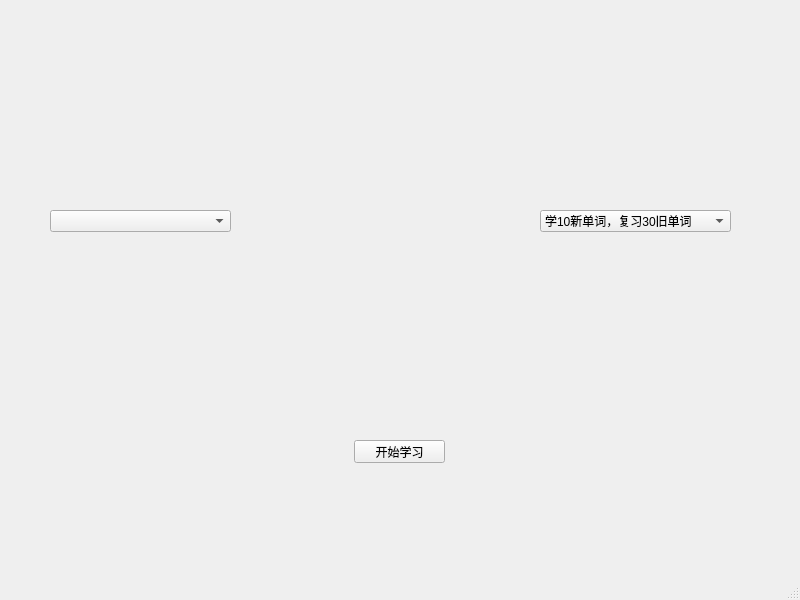
Before: the Qt Designer form mainwindow.ui in Chacioc/The-Word-Cut, drawn with Qt 5.
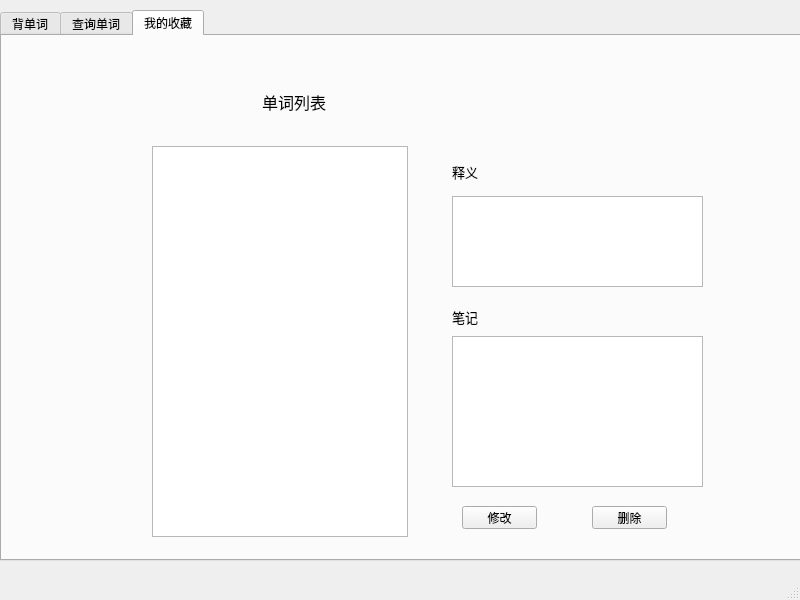
After: the same form once the commit is applied. Icons and pictures are not drawn.

Patch:
```diff
--- a/mainwindow.ui
+++ b/mainwindow.ui
@@ -27,63 +27,374 @@
      <number>0</number>
     </property>
     <widget class="QWidget" name="page">
-     <widget class="QComboBox" name="comboBox">
-      <property name="geometry">
-       <rect>
-        <x>50</x>
-        <y>210</y>
-        <width>181</width>
-        <height>22</height>
-       </rect>
+     <widget class="QTabWidget" name="tabWidget">
+      <property name="enabled">
+       <bool>true</bool>
       </property>
-     </widget>
-     <widget class="QComboBox" name="comboBox_2">
       <property name="geometry">
        <rect>
-        <x>540</x>
-        <y>210</y>
-        <width>191</width>
-        <height>22</height>
+        <x>0</x>
+        <y>10</y>
+        <width>801</width>
+        <height>551</height>
        </rect>
       </property>
-      <item>
-       <property name="text">
-        <string>学10新单词，复习30旧单词</string>
-       </property>
-      </item>
-      <item>
-       <property name="text">
-        <string>学20新单词，复习60旧单词</string>
-       </property>
-      </item>
-      <item>
-       <property name="text">
-        <string>学30新单词，复习90旧单词</string>
-       </property>
-      </item>
-      <item>
-       <property name="text">
-        <string>学40新单词，复习120旧单词</string>
-       </property>
-      </item>
-      <item>
-       <property name="text">
-        <string>学50新单词，复习150旧单词</string>
-       </property>
-      </item>
-     </widget>
-     <widget class="QPushButton" name="pushButton_3">
-      <property name="geometry">
-       <rect>
-        <x>354</x>
-        <y>440</y>
-        <width>91</width>
-        <height>23</height>
-       </rect>
+      <property name="currentIndex">
+       <number>2</number>
       </property>
-      <property name="text">
-       <string>开始学习</string>
-      </property>
+      <widget class="QWidget" name="tab_1">
+       <attribute name="title">
+        <string>背单词</string>
+       </attribute>
+       <widget class="QComboBox" name="comboBox">
+        <property name="geometry">
+         <rect>
+          <x>400</x>
+          <y>300</y>
+          <width>181</width>
+          <height>22</height>
+         </rect>
+        </property>
+       </widget>
+       <widget class="QComboBox" name="comboBox_2">
+        <property name="geometry">
+         <rect>
+          <x>400</x>
+          <y>340</y>
+          <width>191</width>
+          <height>22</height>
+         </rect>
+        </property>
+        <item>
+         <property name="text">
+          <string>学10新单词，复习30旧单词</string>
+         </property>
+        </item>
+        <item>
+         <property name="text">
+          <string>学20新单词，复习60旧单词</string>
+         </property>
+        </item>
+        <item>
+         <property name="text">
+          <string>学30新单词，复习90旧单词</string>
+         </property>
+        </item>
+        <item>
+         <property name="text">
+          <string>学40新单词，复习120旧单词</string>
+         </property>
+        </item>
+        <item>
+         <property name="text">
+          <string>学50新单词，复习150旧单词</string>
+         </property>
+        </item>
+       </widget>
+       <widget class="QPushButton" name="pushButton_3">
+        <property name="geometry">
+         <rect>
+          <x>200</x>
+          <y>110</y>
+          <width>181</width>
+          <height>251</height>
+         </rect>
+        </property>
+        <property name="font">
+         <font>
+          <family>微软雅黑</family>
+          <pointsize>24</pointsize>
+          <weight>75</weight>
+          <bold>true</bold>
+         </font>
+        </property>
+        <property name="text">
+         <string>背单词</string>
+        </property>
+       </widget>
+       <widget class="QPushButton" name="pushButton_6">
+        <property name="geometry">
+         <rect>
+          <x>410</x>
+          <y>250</y>
+          <width>141</width>
+          <height>41</height>
+         </rect>
+        </property>
+        <property name="font">
+         <font>
+          <family>微软雅黑</family>
+          <pointsize>10</pointsize>
+          <weight>75</weight>
+          <bold>true</bold>
+         </font>
+        </property>
+        <property name="text">
+         <string>查看词库</string>
+        </property>
+       </widget>
+       <widget class="QLabel" name="label_11">
+        <property name="geometry">
+         <rect>
+          <x>410</x>
+          <y>110</y>
+          <width>131</width>
+          <height>131</height>
+         </rect>
+        </property>
+        <property name="styleSheet">
+         <string notr="true">border-image: url(:/new/prefix1/pic.png);</string>
+        </property>
+        <property name="text">
+         <string/>
+        </property>
+       </widget>
+      </widget>
+      <widget class="QWidget" name="tab_2">
+       <attribute name="title">
+        <string>查询单词</string>
+       </attribute>
+       <widget class="QTextBrowser" name="textBrowser_4">
+        <property name="geometry">
+         <rect>
+          <x>450</x>
+          <y>200</y>
+          <width>256</width>
+          <height>192</height>
+         </rect>
+        </property>
+       </widget>
+       <widget class="QTextEdit" name="textEdit">
+        <property name="geometry">
+         <rect>
+          <x>150</x>
+          <y>270</y>
+          <width>201</width>
+          <height>41</height>
+         </rect>
+        </property>
+       </widget>
+       <widget class="QPushButton" name="pushButton_5">
+        <property name="geometry">
+         <rect>
+          <x>160</x>
+          <y>330</y>
+          <width>93</width>
+          <height>28</height>
+         </rect>
+        </property>
+        <property name="font">
+         <font>
+          <family>微软雅黑</family>
+          <pointsize>10</pointsize>
+          <weight>75</weight>
+          <bold>true</bold>
+         </font>
+        </property>
+        <property name="text">
+         <string>查询</string>
+        </property>
+       </widget>
+       <widget class="QLabel" name="label">
+        <property name="geometry">
+         <rect>
+          <x>160</x>
+          <y>220</y>
+          <width>131</width>
+          <height>31</height>
+         </rect>
+        </property>
+        <property name="font">
+         <font>
+          <family>微软雅黑</family>
+          <pointsize>15</pointsize>
+         </font>
+        </property>
+        <property name="text">
+         <string>查找单词</string>
+        </property>
+       </widget>
+       <widget class="QLabel" name="label_6">
+        <property name="geometry">
+         <rect>
+          <x>450</x>
+          <y>150</y>
+          <width>61</width>
+          <height>41</height>
+         </rect>
+        </property>
+        <property name="font">
+         <font>
+          <family>微软雅黑</family>
+          <pointsize>14</pointsize>
+         </font>
+        </property>
+        <property name="text">
+         <string>释义</string>
+        </property>
+       </widget>
+       <widget class="QLabel" name="label_16">
+        <property name="geometry">
+         <rect>
+          <x>150</x>
+          <y>60</y>
+          <width>131</width>
+          <height>131</height>
+         </rect>
+        </property>
+        <property name="styleSheet">
+         <string notr="true">border-image: url(:/new/prefix1/pic.png);</string>
+        </property>
+        <property name="text">
+         <string/>
+        </property>
+       </widget>
+      </widget>
+      <widget class="QWidget" name="tab">
+       <attribute name="title">
+        <string>我的收藏</string>
+       </attribute>
+       <widget class="QLabel" name="label_7">
+        <property name="geometry">
+         <rect>
+          <x>260</x>
+          <y>50</y>
+          <width>101</width>
+          <height>31</height>
+         </rect>
+        </property>
+        <property name="font">
+         <font>
+          <family>微软雅黑</family>
+          <pointsize>12</pointsize>
+         </font>
+        </property>
+        <property name="text">
+         <string>单词列表</string>
+        </property>
+       </widget>
+       <widget class="QLabel" name="label_8">
+        <property name="geometry">
+         <rect>
+          <x>450</x>
+          <y>120</y>
+          <width>61</width>
+          <height>31</height>
+         </rect>
+        </property>
+        <property name="font">
+         <font>
+          <family>微软雅黑</family>
+          <pointsize>10</pointsize>
+         </font>
+        </property>
+        <property name="text">
+         <string>释义</string>
+        </property>
+       </widget>
+       <widget class="QLabel" name="label_9">
+        <property name="geometry">
+         <rect>
+          <x>450</x>
+          <y>260</y>
+          <width>51</width>
+          <height>41</height>
+         </rect>
+        </property>
+        <property name="font">
+         <font>
+          <family>微软雅黑</family>
+          <pointsize>10</pointsize>
+         </font>
+        </property>
+        <property name="text">
+         <string>笔记</string>
+        </property>
+       </widget>
+       <widget class="QListWidget" name="listWidget_2">
+        <property name="geometry">
+         <rect>
+          <x>150</x>
+          <y>110</y>
+          <width>256</width>
+          <height>391</height>
+         </rect>
+        </property>
+       </widget>
+       <widget class="QPushButton" name="pushButton_11">
+        <property name="geometry">
+         <rect>
+          <x>460</x>
+          <y>470</y>
+          <width>75</width>
+          <height>23</height>
+         </rect>
+        </property>
+        <property name="font">
+         <font>
+          <family>微软雅黑</family>
+          <pointsize>9</pointsize>
+         </font>
+        </property>
+        <property name="text">
+         <string>修改</string>
+        </property>
+       </widget>
+       <widget class="QTextEdit" name="textEdit_3">
+        <property name="geometry">
+         <rect>
+          <x>450</x>
+          <y>160</y>
+          <width>251</width>
+          <height>91</height>
+         </rect>
+        </property>
+       </widget>
+       <widget class="QTextEdit" name="textEdit_4">
+        <property name="geometry">
+         <rect>
+          <x>450</x>
+          <y>300</y>
+          <width>251</width>
+          <height>151</height>
+         </rect>
+        </property>
+       </widget>
+       <widget class="QPushButton" name="pushButton_12">
+        <property name="geometry">
+         <rect>
+          <x>590</x>
+          <y>470</y>
+          <width>75</width>
+          <height>23</height>
+         </rect>
+        </property>
+        <property name="font">
+         <font>
+          <family>微软雅黑</family>
+         </font>
+        </property>
+        <property name="text">
+         <string>删除</string>
+        </property>
+       </widget>
+       <widget class="QLabel" name="label_17">
+        <property name="geometry">
+         <rect>
+          <x>160</x>
+          <y>20</y>
+          <width>81</width>
+          <height>81</height>
+         </rect>
+        </property>
+        <property name="styleSheet">
+         <string notr="true">border-image: url(:/new/prefix1/pic.png);</string>
+        </property>
+        <property name="text">
+         <string/>
+        </property>
+       </widget>
+      </widget>
      </widget>
     </widget>
     <widget class="QWidget" name="page_2">
@@ -171,6 +482,7 @@
   </widget>
   <widget class="QStatusBar" name="statusbar"/>
  </widget>
+ <layoutdefault spacing="6" margin="11"/>
  <resources/>
  <connections/>
 </ui>
```
Left out of the diff: 409 changed lines with no effect on the pictures.
